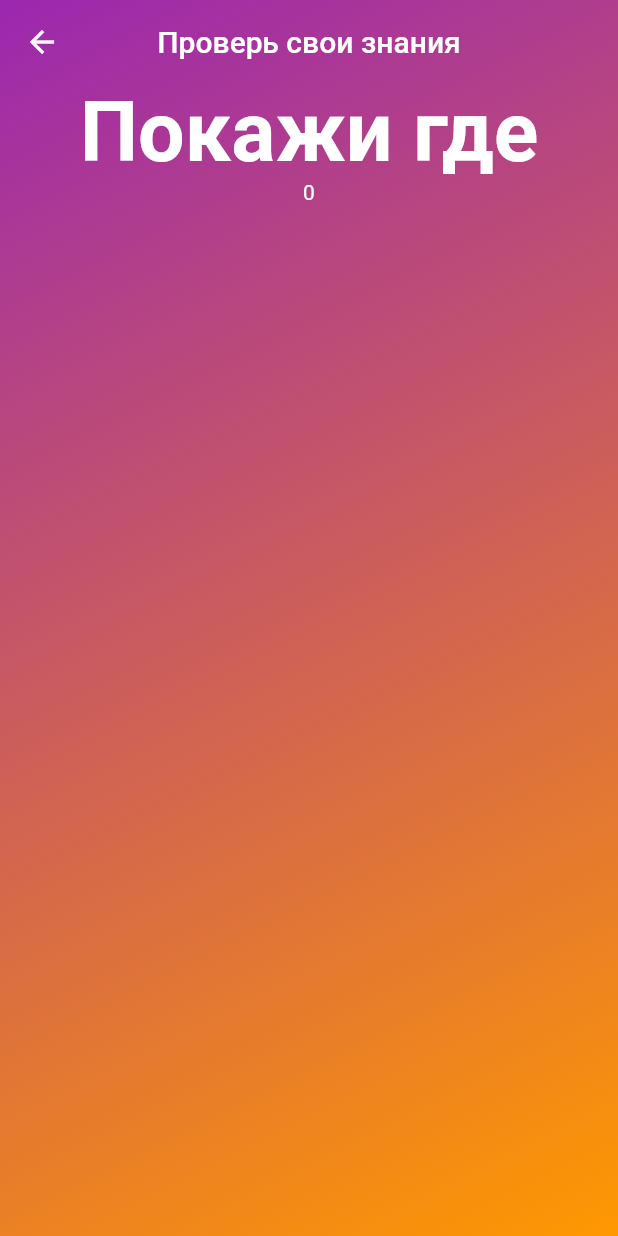
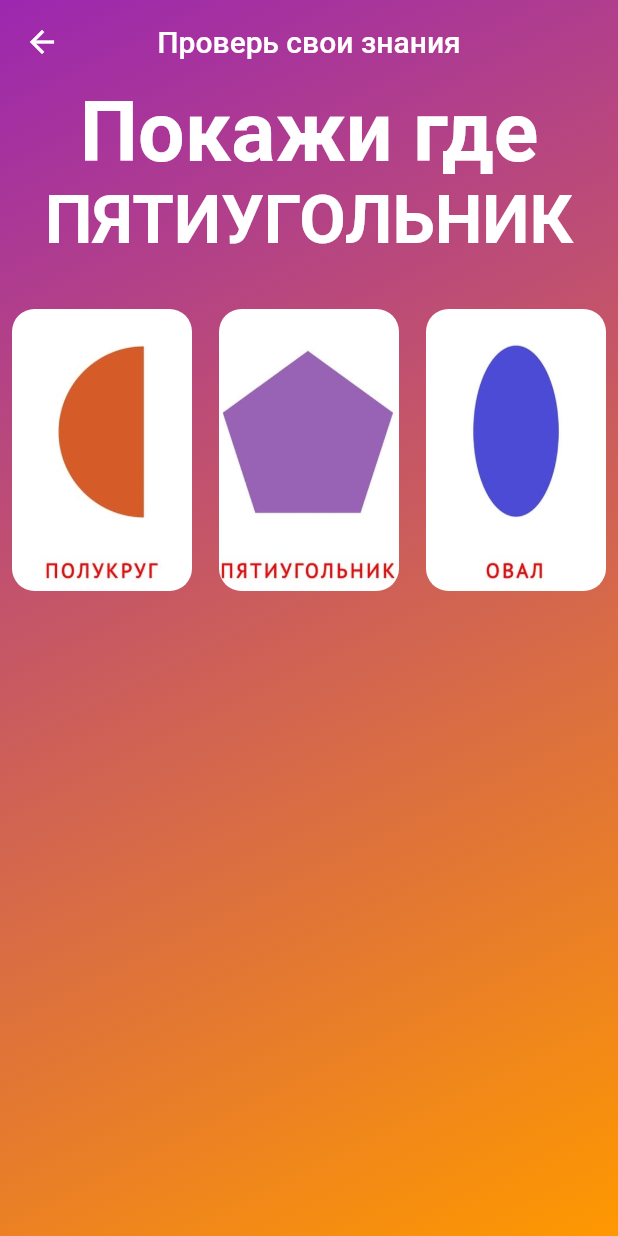
Before and after one commit to Shulika619/doman_flash_cards, a Flutter app: the PlayPage screen opened directly with empty values, on a phone screen of 412 x 824 dp. Run offline on Flutter 3.47's test engine with Material 2 defaults, Android fonts, the light colour scheme and no system bars; our stand-ins replace fluttertoast.

Commit message:
add logic play

```diff
--- a/lib/const.dart
+++ b/lib/const.dart
@@ -3,9 +3,11 @@
 const String kTitle = 'Карточки Домана';
 const String kTextPlay = 'Игра';
 const String kPlayAppBarTxt = 'Проверь свои знания';
+const int kNumRandomElements = 3;
 
 
 const kQuestionTxt = Text('Покажи где', style: TextStyle(fontSize: 55, fontWeight: FontWeight.bold),);
+const kRandomItemTxt = TextStyle(fontSize: 45, fontWeight: FontWeight.bold);
 
 const kGradientBoxDecoration = BoxDecoration(
     gradient: LinearGradient(
--- a/lib/pages/play_page.dart
+++ b/lib/pages/play_page.dart
@@ -1,6 +1,8 @@
 import 'package:doman_flash_cards/const.dart';
 import 'package:doman_flash_cards/models/category_model.dart';
 import 'package:flutter/material.dart';
+import 'dart:math';
+import 'package:fluttertoast/fluttertoast.dart';
 
 class PlayPage extends StatefulWidget {
   const PlayPage({required this.indexCategory, Key? key}) : super(key: key);
@@ -12,11 +14,16 @@
 }
 
 class _PlayPageState extends State<PlayPage> {
+  late String categoryName;
   late final List<String> imgList;
   late List<String> randomList;
+  late String randonItem;
+  Random random = Random();
+  String playerChose = '';
 
   @override
   void initState() {
+    categoryName = CategoryList.items[widget.indexCategory].name;
     imgList = CategoryList.items[widget.indexCategory].imgList;
     randomCards();
     super.initState();
@@ -24,8 +31,27 @@
 
   void randomCards() {
     imgList.shuffle();
-    // randomList = imgList.; // TODO
-    print(imgList); //TODO
+    randomList = imgList.sublist(0, kNumRandomElements);
+    randonItem = randomList[random.nextInt(kNumRandomElements)];
+  }
+
+  void resultCheck() {
+    if (playerChose == randonItem) {
+      Fluttertoast.showToast(
+          msg: '✅ Правильный ответ!',
+          fontSize: 18,
+          backgroundColor: Colors.green);
+      Future.delayed(const Duration(milliseconds: 2500), () {
+        setState(() {
+          randomCards();
+        });
+      });
+    } else {
+      Fluttertoast.showToast(
+          msg: '⛔️ Неправильный ответ!',
+          fontSize: 18,
+          backgroundColor: Colors.red);
+    }
   }
 
   @override
@@ -45,7 +71,41 @@
           child: Column(
             children: [
               kQuestionTxt,
-              Text('${widget.indexCategory}'),
+              Text(randonItem.toUpperCase(),
+                  style: kRandomItemTxt, textAlign: TextAlign.center),
+              const SizedBox(height: 25),
+              Expanded(
+                child: GridView.builder(
+                  itemCount: randomList.length,
+                  gridDelegate: const SliverGridDelegateWithFixedCrossAxisCount(
+                    crossAxisCount: kNumRandomElements,
+                    mainAxisSpacing: 5,
+                    crossAxisSpacing: 2,
+                    childAspectRatio: 6 / 9,
+                  ),
+                  itemBuilder: (BuildContext context, int index) {
+                    return Padding(
+                      padding: const EdgeInsets.all(8.0),
+                      child: GestureDetector(
+                        onTap: () {
+                          playerChose = randomList[index];
+                          resultCheck();
+                        },
+                        child: GridTile(
+                          child: ClipRRect(
+                            borderRadius: BorderRadius.circular(15.0),
+                            child: Image.asset(
+                              'assets/$categoryName/${randomList[index]}.jpg',
+                              height: 200,
+                              fit: BoxFit.cover,
+                            ),
+                          ),
+                        ),
+                      ),
+                    );
+                  },
+                ),
+              ),
             ],
           ),
         ),
--- a/pubspec.yaml
+++ b/pubspec.yaml
@@ -34,6 +34,7 @@
   # The following adds the Cupertino Icons font to your application.
   # Use with the CupertinoIcons class for iOS style icons.
   cupertino_icons: ^1.0.2
+  fluttertoast: ^8.0.9
 
 dev_dependencies:
   flutter_test:
```
Also changed, not shown: pubspec.lock.
